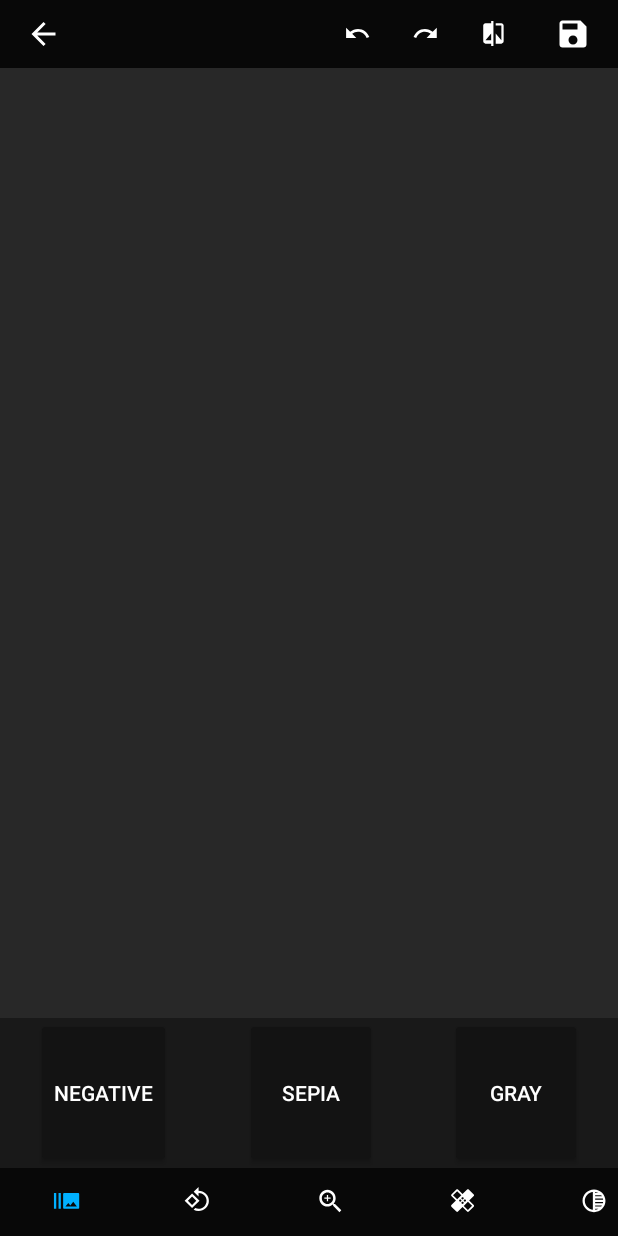
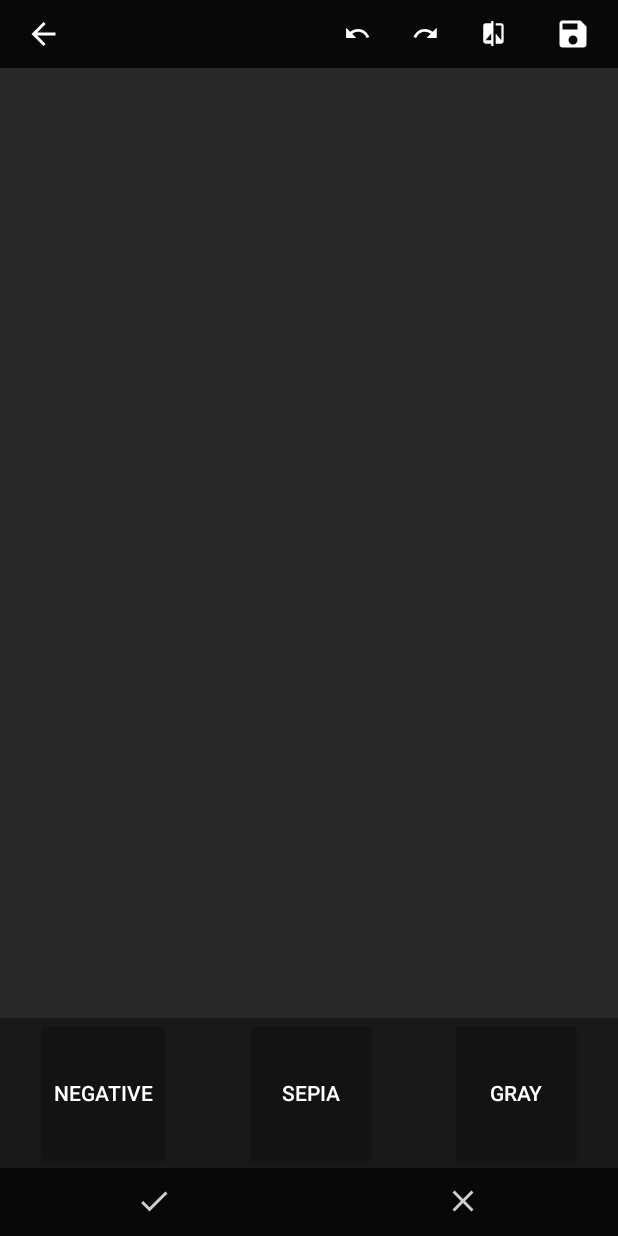
Before and after one commit to volkoffvitaly/SimplePhotoEditor, an Android app: the EditorActivity screen opened directly, with no data from a screen before it, after a tap on "NEGATIVE", on a phone screen of 412 x 824 dp. Run offline under Robolectric (Android 15) with nearby library versions, the phone set to English and light mode, and no system bars; 4 statements that could not run were skipped.

Commit message:
Добавлен бар подтверждения
Этот бар пока установлен только для фильтров.

```diff
--- a/app/src/main/java/com/example/photoeditor/EditorActivity.kt
+++ b/app/src/main/java/com/example/photoeditor/EditorActivity.kt
@@ -6,8 +6,11 @@ import android.graphics.drawable.BitmapDrawable
 import android.net.Uri
 import android.os.Bundle
 import android.os.Parcelable
+import android.view.View
 import android.widget.Button
 import androidx.appcompat.app.AppCompatActivity
+import androidx.core.view.isInvisible
+import androidx.core.view.isVisible
 import androidx.fragment.app.Fragment
 import kotlinx.android.synthetic.main.activity_editor.*
 
@@ -29,6 +32,8 @@ class EditorActivity : AppCompatActivity() {
         val transaction = supportFragmentManager.beginTransaction()
         transaction.replace(R.id.fPlace, FiltersFragment())
         transaction.commit()
+
+        confirmBar.visibility = View.INVISIBLE
 
         ivPhoto.setImageURI(intent.getParcelableExtra<Parcelable>("Image") as Uri)
         //States.states.add((ivPhoto.drawable as BitmapDrawable).bitmap)
--- a/app/src/main/java/com/example/photoeditor/FiltersFragment.kt
+++ b/app/src/main/java/com/example/photoeditor/FiltersFragment.kt
@@ -28,18 +28,33 @@ class FiltersFragment : Fragment() {
 
         bNegative.setOnClickListener() {
             onNegativeFilter()
+            showConfirmBar()
         }
 
         bSepia.setOnClickListener() {
             onSepiaFilter()
+            showConfirmBar()
         }
 
         bGray.setOnClickListener() {
             onGrayFilter()
+            showConfirmBar()
+        }
+
+        activity!!.bConfirm!!.setOnClickListener(){
+            ivPhoto = (activity!!.ivPhoto.drawable as BitmapDrawable).bitmap
+            activity!!.confirmBar!!.visibility = View.INVISIBLE
+        }
+
+        activity!!.bCancel!!.setOnClickListener(){
+            activity!!.ivPhoto!!.setImageBitmap(ivPhoto)
+            activity!!.confirmBar!!.visibility = View.INVISIBLE
         }
     }
 
-
+    private fun showConfirmBar() {
+        activity!!.confirmBar!!.visibility = View.VISIBLE
+    }
 
     private fun onNegativeFilter() {
 
--- /dev/null
+++ b/app/src/main/res/drawable-anydpi/ic_cancel.xml
@@ -0,0 +1,11 @@
+<vector xmlns:android="http://schemas.android.com/apk/res/android"
+    android:width="24dp"
+    android:height="24dp"
+    android:viewportWidth="24"
+    android:viewportHeight="24"
+    android:tint="#FFFFFF"
+    android:alpha="0.8">
+    <path
+        android:fillColor="#FF000000"
+        android:pathData="M19,6.41L17.59,5 12,10.59 6.41,5 5,6.41 10.59,12 5,17.59 6.41,19 12,13.41 17.59,19 19,17.59 13.41,12z"/>
+</vector>
--- /dev/null
+++ b/app/src/main/res/drawable-anydpi/ic_done.xml
@@ -0,0 +1,11 @@
+<vector xmlns:android="http://schemas.android.com/apk/res/android"
+    android:width="24dp"
+    android:height="24dp"
+    android:viewportWidth="24"
+    android:viewportHeight="24"
+    android:tint="#FFFFFF"
+    android:alpha="0.8">
+    <path
+        android:fillColor="#FF000000"
+        android:pathData="M9,16.2L4.8,12l-1.4,1.4L9,19 21,7l-1.4,-1.4L9,16.2z"/>
+</vector>
--- a/app/src/main/res/layout/activity_editor.xml
+++ b/app/src/main/res/layout/activity_editor.xml
@@ -180,4 +180,33 @@
         app:layout_constraintTop_toBottomOf="@+id/vTopBar"
         app:srcCompat="@drawable/ic_launcher_background" />
 
+    <LinearLayout
+        android:id="@+id/confirmBar"
+        android:layout_width="match_parent"
+        android:layout_height="45dp"
+        android:background="#080808"
+        android:orientation="horizontal"
+        app:layout_constraintBottom_toBottomOf="@+id/hsvBottomBar"
+        app:layout_constraintEnd_toEndOf="parent"
+        app:layout_constraintStart_toStartOf="parent">
+
+        <Button
+            android:id="@+id/bConfirm"
+            android:layout_width="wrap_content"
+            android:layout_height="wrap_content"
+            android:layout_weight="1"
+            android:backgroundTint="#080808"
+            android:drawableTop="@drawable/ic_done"
+            android:text="yes" />
+
+        <Button
+            android:id="@+id/bCancel"
+            android:layout_width="wrap_content"
+            android:layout_height="wrap_content"
+            android:layout_weight="1"
+            android:backgroundTint="#080808"
+            android:drawableTop="@drawable/ic_cancel"
+            android:text="no" />
+    </LinearLayout>
+
 </androidx.constraintlayout.widget.ConstraintLayout>
```
Also changed, not shown: app/src/main/res/drawable-hdpi/ic_cancel.png (added), app/src/main/res/drawable-hdpi/ic_done.png (added), app/src/main/res/drawable-mdpi/ic_cancel.png (added), app/src/main/res/drawable-mdpi/ic_done.png (added), app/src/main/res/drawable-xhdpi/ic_cancel.png (added), app/src/main/res/drawable-xhdpi/ic_done.png (added), app/src/main/res/drawable-xxhdpi/ic_cancel.png (added), app/src/main/res/drawable-xxhdpi/ic_done.png (added).
